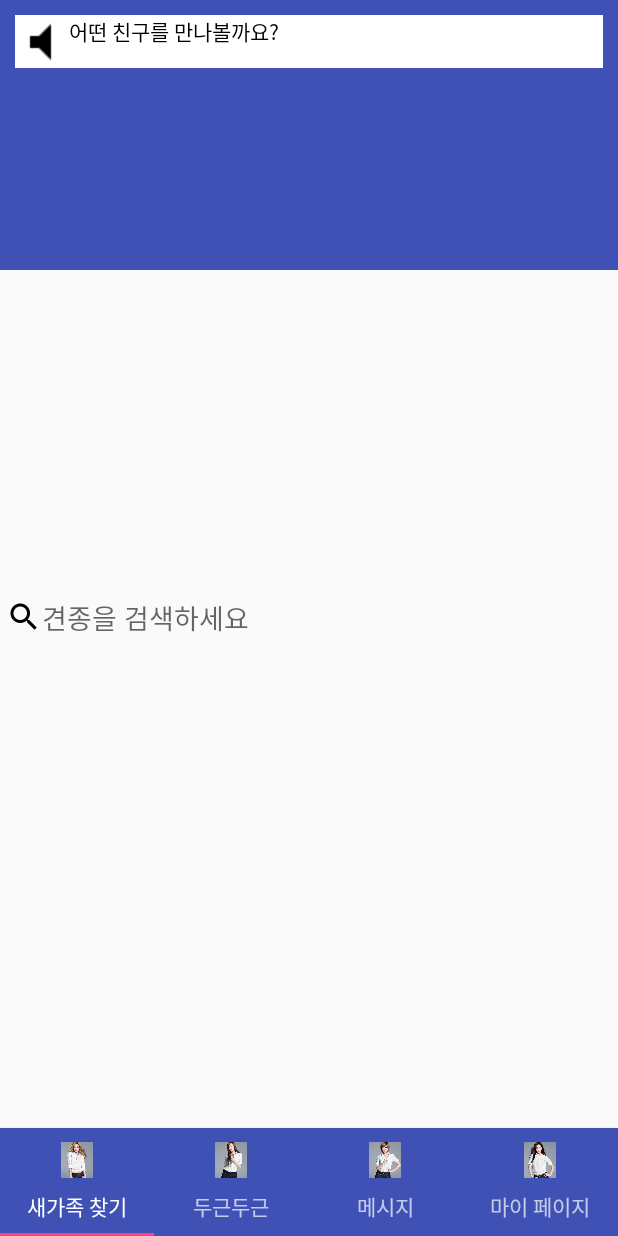
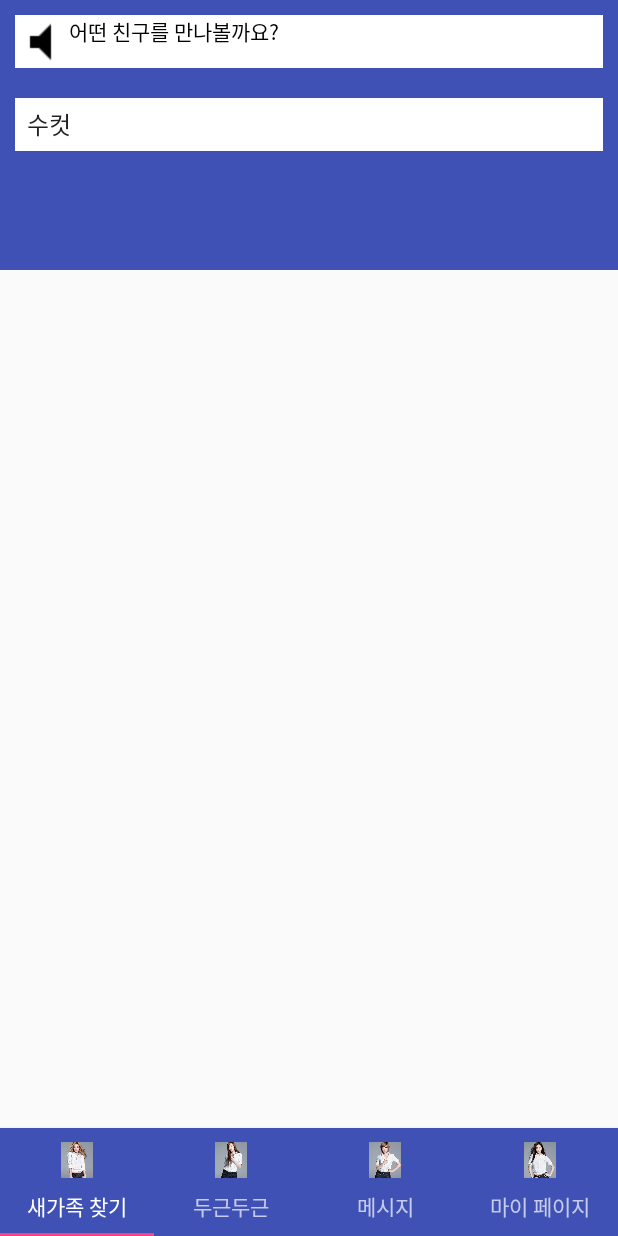
Before and after one commit to tak8997/DoguenDoguen, an Android app: the screen it shows after launch (HomeActivity), on a phone screen of 412 x 824 dp. Run offline under Robolectric (Android 15) with nearby library versions, the phone set to English and light mode, and no system bars; our stand-ins replace ButterKnife.

Commit message:
add dog gender spinner, dog type drawer layout

```diff
--- a/app/src/main/java/org/tacademy/woof/doguendoguen/fragment/SearchFragment.java
+++ b/app/src/main/java/org/tacademy/woof/doguendoguen/fragment/SearchFragment.java
@@ -3,23 +3,28 @@ package org.tacademy.woof.doguendoguen.fragment;
 
 import android.os.Bundle;
 import android.support.v4.app.Fragment;
+import android.support.v4.view.GravityCompat;
+import android.support.v4.widget.DrawerLayout;
 import android.view.LayoutInflater;
 import android.view.View;
 import android.view.ViewGroup;
+import android.widget.AdapterView;
+import android.widget.ArrayAdapter;
+import android.widget.Button;
+import android.widget.Spinner;
 import android.widget.TextView;
 import android.widget.Toast;
 
 import org.tacademy.woof.doguendoguen.DoguenDoguenApplication;
 import org.tacademy.woof.doguendoguen.R;
 
+import butterknife.BindView;
+import butterknife.ButterKnife;
+
 public class SearchFragment extends Fragment {
-    private static final String ARG_PARAM1 = "param1";
-    private static final String ARG_PARAM2 = "param2";
-
-    // TODO: Rename and change types of parameters
-    private String mParam1;
-    private String mParam2;
-
+    @BindView(R.id.drawer_layout) DrawerLayout drawer;
+    @BindView(R.id.dog_type) TextView typeTv;
+    @BindView(R.id.dog_gender) Spinner genderSpinner;
 
     public SearchFragment() {
         // Required empty public constructor
@@ -28,8 +33,7 @@ public class SearchFragment extends Fragment {
     public static SearchFragment newInstance() {
         SearchFragment fragment = new SearchFragment();
         Bundle args = new Bundle();
-//        args.putString(ARG_PARAM1, param1);
-//        args.putString(ARG_PARAM2, param2);
+
         fragment.setArguments(args);
         return fragment;
     }
@@ -37,21 +41,40 @@ public class SearchFragment extends Fragment {
     @Override
     public void onCreate(Bundle savedInstanceState) {
         super.onCreate(savedInstanceState);
+
         if (getArguments() != null) {
-            mParam1 = getArguments().getString(ARG_PARAM1);
-            mParam2 = getArguments().getString(ARG_PARAM2);
         }
     }
+
 
     @Override
     public View onCreateView(LayoutInflater inflater, ViewGroup container, Bundle savedInstanceState) {
         View view = inflater.inflate(R.layout.fragment_search, container, false);
+        ButterKnife.bind(this, view);
 
-        TextView dog_type = (TextView) view.findViewById(R.id.dog_type);
-        dog_type.setOnClickListener(new View.OnClickListener() {
+        ArrayAdapter<CharSequence> adapter = ArrayAdapter.createFromResource(this.getActivity(), R.array.dog_gender, android.R.layout.simple_spinner_item);
+        adapter.setDropDownViewResource(android.R.layout.simple_spinner_dropdown_item);
+        genderSpinner.setAdapter(adapter);
+        genderSpinner.setOnItemSelectedListener(new AdapterView.OnItemSelectedListener() {
+            @Override
+            public void onItemSelected(AdapterView<?> parent, View view, int position, long id) {
+                Toast.makeText(DoguenDoguenApplication.getContext(), parent.getItemIdAtPosition(position)+ "", Toast.LENGTH_SHORT).show();
+            }
+
+            @Override
+            public void onNothingSelected(AdapterView<?> parent) {
+
+            }
+        });
+
+        typeTv.setOnClickListener(new View.OnClickListener() {
             @Override
             public void onClick(View v) {
-
+                if (drawer.isDrawerOpen(GravityCompat.END)) {
+                    drawer.closeDrawer(GravityCompat.END);
+                } else {
+                    drawer.openDrawer(GravityCompat.END);
+                }
             }
         });
 
--- a/app/src/main/res/layout/fragment_search.xml
+++ b/app/src/main/res/layout/fragment_search.xml
@@ -1,3 +1,12 @@
+<android.support.v4.widget.DrawerLayout
+    android:id="@+id/drawer_layout"
+    android:layout_width="match_parent"
+    android:layout_height="match_parent"
+    tools:openDrawer="end"
+    android:gravity="center"
+    xmlns:android="http://schemas.android.com/apk/res/android"
+    xmlns:tools="http://schemas.android.com/tools">
+
     <android.support.design.widget.CoordinatorLayout xmlns:android="http://schemas.android.com/apk/res/android"
         xmlns:tools="http://schemas.android.com/tools"
         xmlns:app="http://schemas.android.com/apk/res-auto"
@@ -6,30 +15,13 @@
         android:layout_height="match_parent"
         tools:context="org.tacademy.woof.doguendoguen.fragment.SearchFragment">
 
-    <android.support.v4.widget.DrawerLayout
-        android:layout_width="match_parent"
-        android:layout_height="match_parent">
-
-        <FrameLayout
-            android:id="@+id/content_frame"
-            android:layout_width="match_parent"
-            android:layout_height="match_parent"/>
-
-        <EditText
-            android:id="@+id/search_pet"
+        <android.support.design.widget.AppBarLayout
             android:layout_width="match_parent"
             android:layout_height="wrap_content"
-            android:hint="견종을 검색하세요"
-            android:drawableLeft="@mipmap/search"/>
-    </android.support.v4.widget.DrawerLayout>
-
-    <android.support.design.widget.AppBarLayout
-        android:layout_width="match_parent"
-        android:layout_height="180dp"
             android:theme="@style/ThemeOverlay.AppCompat.Dark.ActionBar">
             <android.support.design.widget.CollapsingToolbarLayout
                 android:layout_width="match_parent"
-            android:layout_height="match_parent"
+                android:layout_height="180dp"
                 app:contentScrim="?attr/colorPrimary"
                 app:layout_scrollFlags="scroll|exitUntilCollapsed">
                 <LinearLayout
@@ -46,9 +38,37 @@
                         android:textColor="#000000"
                         android:text="어떤 친구를 만나볼까요?"/>
 
+                    <Spinner
+                    android:id="@+id/dog_gender"
+                    android:layout_width="match_parent"
+                    android:layout_height="35dp"
+                    android:layout_margin="10dp"
+                    android:background="#FFFFFF" />
+
 
 
                 </LinearLayout>
             </android.support.design.widget.CollapsingToolbarLayout>
         </android.support.design.widget.AppBarLayout>
     </android.support.design.widget.CoordinatorLayout>
+
+    <LinearLayout
+        android:background="#c0c0c0"
+        android:layout_width="wrap_content"
+        android:layout_height="match_parent"
+        android:orientation="vertical"
+        android:layout_gravity="end">
+        <TextView
+            android:layout_width="match_parent"
+            android:layout_height="wrap_content"
+            android:text="test!!!!!!"/>
+        <TextView
+            android:layout_width="match_parent"
+            android:layout_height="wrap_content"
+            android:text="test!!!!!!"/>
+        <TextView
+            android:layout_width="match_parent"
+            android:layout_height="wrap_content"
+            android:text="test!!!!!!"/>
+    </LinearLayout>
+</android.support.v4.widget.DrawerLayout>
--- a/app/src/main/res/values/strings.xml
+++ b/app/src/main/res/values/strings.xml
@@ -7,6 +7,14 @@
     <string name="message">메시지</string>
     <string name="my_profile">마이 페이지</string>
 
+    <!-- 성별 선택 -->
+    <string-array name="dog_gender">
+        <item>수컷</item>
+        <item>암컷</item>
+        <item>상관없음</item>
+    </string-array>
+
+
     <!-- TODO: Remove or change this placeholder text -->
     <string name="hello_blank_fragment">Hello blank fragment</string>
 </resources>
```
Lines whose indentation alone changed are shown as unchanged.
